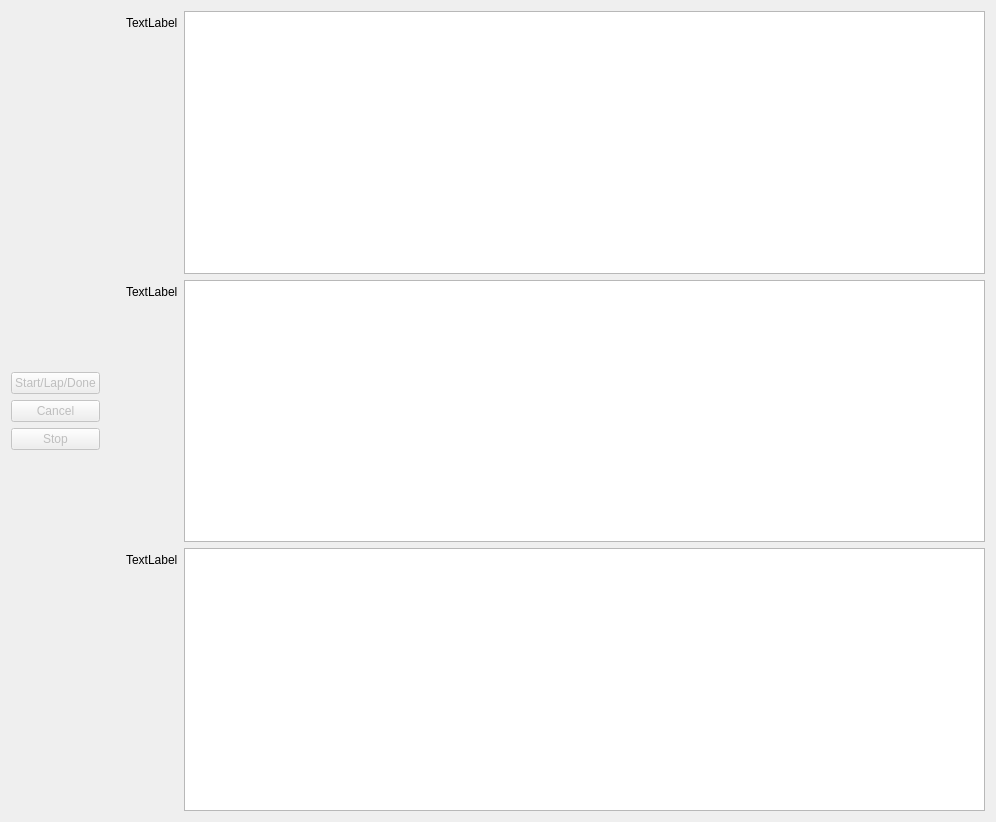
The window that GUI/resources/cronometro.ui (Drahness/Parkingson) describes before a commit, drawn with Qt 5.
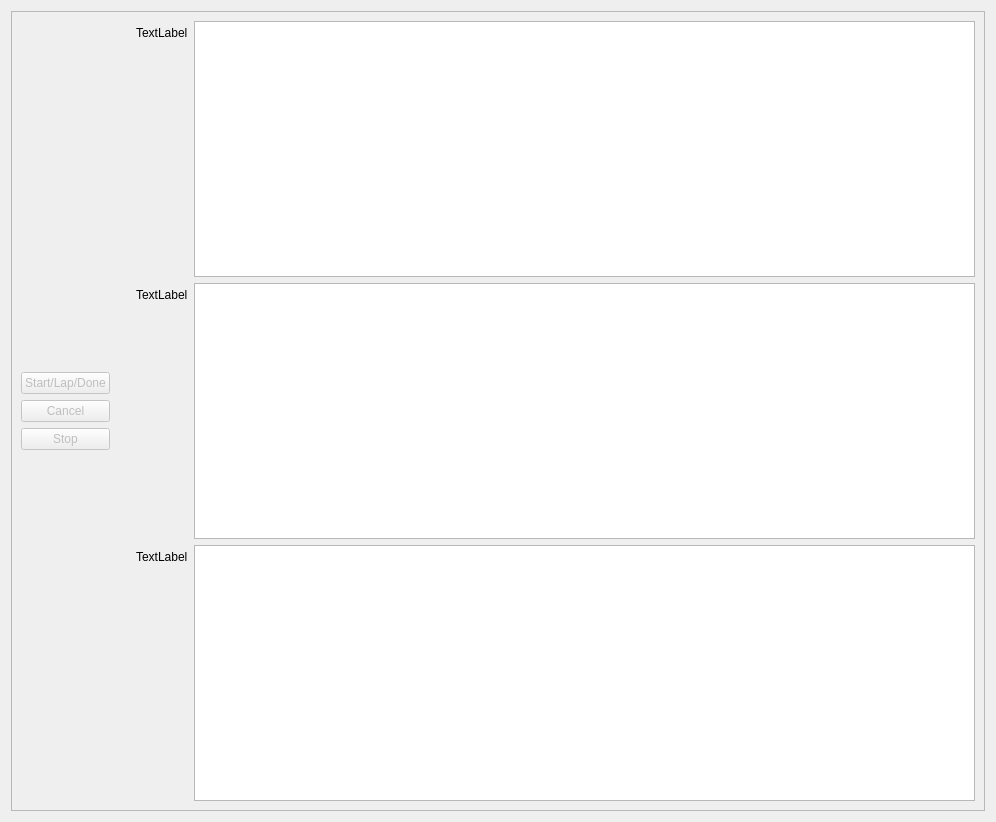
The same window after the commit.

What changed in the file:
```diff
--- a/GUI/resources/cronometro.ui
+++ b/GUI/resources/cronometro.ui
@@ -24,6 +24,21 @@
   </property>
   <layout class="QHBoxLayout" name="horizontalLayout_2">
    <item>
+    <widget class="QScrollArea" name="scrollArea">
+     <property name="widgetResizable">
+      <bool>true</bool>
+     </property>
+     <widget class="QWidget" name="scrollAreaWidgetContents">
+      <property name="geometry">
+       <rect>
+        <x>0</x>
+        <y>0</y>
+        <width>976</width>
+        <height>802</height>
+       </rect>
+      </property>
+      <layout class="QHBoxLayout" name="horizontalLayout_3">
+       <item>
     <layout class="QHBoxLayout" name="horizontalLayout">
      <item>
       <layout class="QGridLayout" name="gridLayout">
@@ -139,6 +154,12 @@
    </item>
    <item>
     <layout class="QFormLayout" name="formLayout">
+         <property name="rowWrapPolicy">
+          <enum>QFormLayout::DontWrapRows</enum>
+         </property>
+         <property name="formAlignment">
+          <set>Qt::AlignLeading|Qt::AlignLeft|Qt::AlignVCenter</set>
+         </property>
      <item row="0" column="0">
       <widget class="QLabel" name="vuelta1">
        <property name="text">
@@ -170,6 +191,10 @@
       <widget class="QTextEdit" name="vuelta3_edit"/>
      </item>
     </layout>
+       </item>
+      </layout>
+     </widget>
+    </widget>
    </item>
   </layout>
  </widget>
```
Left out of the diff: 6 changed lines with no effect on the pictures. Lines whose indentation alone changed are shown as unchanged.
